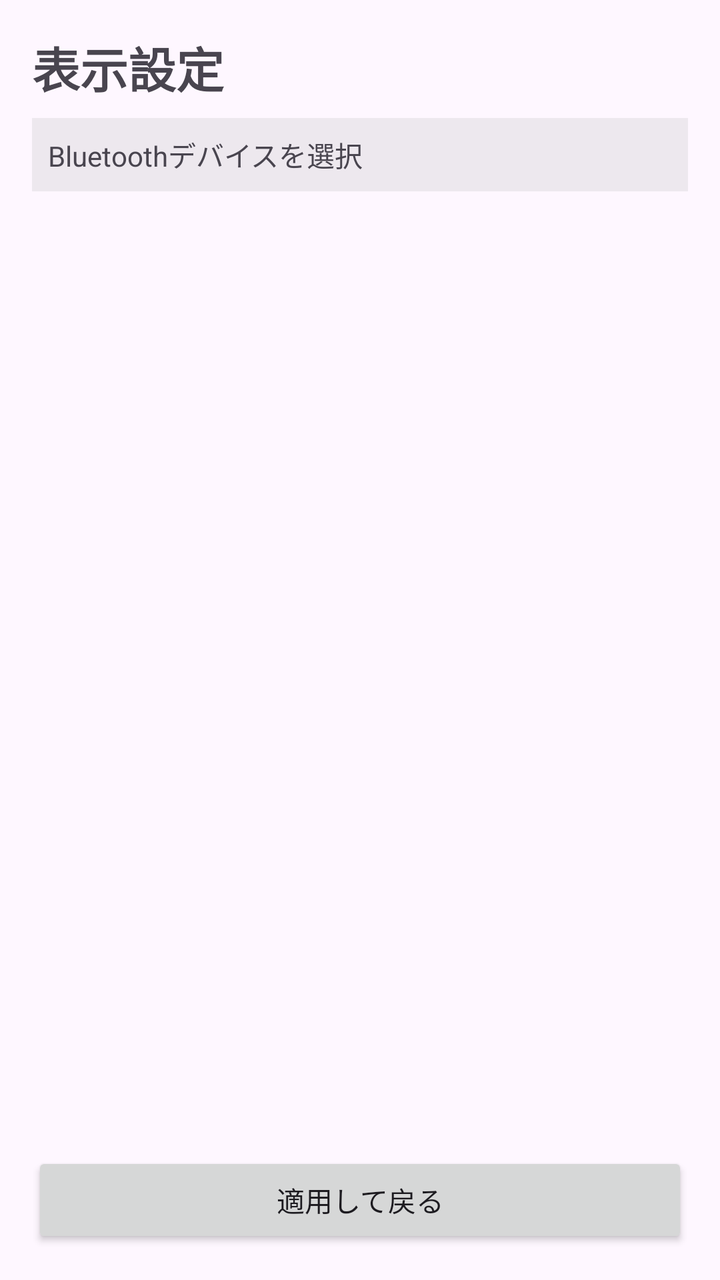
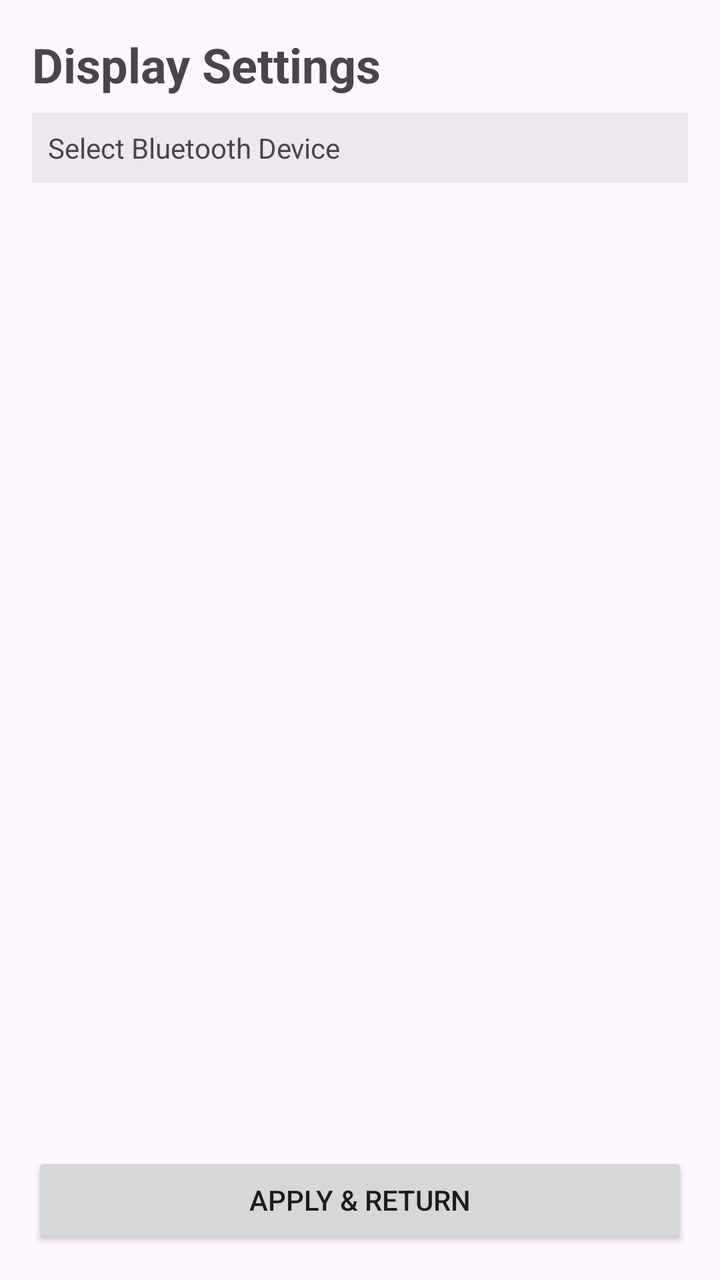

Two renders of the same Android screen: before a commit and after it. Below are the layout's source before the change and the commit's diff.
<!-- AndroidManifest.xml: application theme Theme.CockpitScope -->
<!-- res/layout/fragment_second.xml -->
<?xml version="1.0" encoding="utf-8"?>
<androidx.constraintlayout.widget.ConstraintLayout xmlns:android="http://schemas.android.com/apk/res/android"
    xmlns:app="http://schemas.android.com/apk/res-auto"
    xmlns:tools="http://schemas.android.com/tools"
    android:layout_width="match_parent"
    android:layout_height="match_parent"
    tools:context=".SecondFragment">

    <TextView
        android:id="@+id/text_title"
        android:layout_width="wrap_content"
        android:layout_height="wrap_content"
        android:layout_margin="16dp"
        android:text="表示設定"
        android:textSize="24sp"
        android:textStyle="bold"
        app:layout_constraintStart_toStartOf="parent"
        app:layout_constraintTop_toTopOf="parent" />

    <TextView
        android:id="@+id/text_bt_device"
        android:layout_width="0dp"
        android:layout_height="wrap_content"
        android:layout_marginHorizontal="16dp"
        android:layout_marginTop="8dp"
        android:padding="8dp"
        android:background="#33AAAAAA"
        android:text="Bluetoothデバイスを選択"
        app:layout_constraintEnd_toEndOf="parent"
        app:layout_constraintStart_toStartOf="parent"
        app:layout_constraintTop_toBottomOf="@id/text_title" />

    <androidx.recyclerview.widget.RecyclerView
        android:id="@+id/recycler_settings"
        android:layout_width="0dp"
        android:layout_height="0dp"
        android:layout_marginTop="8dp"
        app:layoutManager="androidx.recyclerview.widget.LinearLayoutManager"
        app:layout_constraintBottom_toTopOf="@id/button_save"
        app:layout_constraintEnd_toEndOf="parent"
        app:layout_constraintStart_toStartOf="parent"
        app:layout_constraintTop_toBottomOf="@id/text_bt_device"
        tools:listitem="@layout/item_setting" />

    <Button
        android:id="@+id/button_save"
        android:layout_width="match_parent"
        android:layout_height="wrap_content"
        android:layout_margin="16dp"
        android:text="適用して戻る"
        app:layout_constraintBottom_toBottomOf="parent"
        app:layout_constraintEnd_toEndOf="parent"
        app:layout_constraintStart_toStartOf="parent" />

</androidx.constraintlayout.widget.ConstraintLayout>
<!-- res/layout/item_setting.xml (included above) -->
<?xml version="1.0" encoding="utf-8"?>
<androidx.constraintlayout.widget.ConstraintLayout xmlns:android="http://schemas.android.com/apk/res/android"
    xmlns:app="http://schemas.android.com/apk/res-auto"
    android:layout_width="match_parent"
    android:layout_height="wrap_content"
    android:padding="16dp">

    <CheckBox
        android:id="@+id/checkbox_enabled"
        android:layout_width="wrap_content"
        android:layout_height="wrap_content"
        app:layout_constraintBottom_toBottomOf="parent"
        app:layout_constraintStart_toStartOf="parent"
        app:layout_constraintTop_toTopOf="parent" />

    <TextView
        android:id="@+id/text_label"
        android:layout_width="0dp"
        android:layout_height="wrap_content"
        android:layout_marginStart="16dp"
        android:textSize="18sp"
        app:layout_constraintBottom_toBottomOf="parent"
        app:layout_constraintEnd_toStartOf="@id/view_color"
        app:layout_constraintStart_toEndOf="@id/checkbox_enabled"
        app:layout_constraintTop_toTopOf="parent" />

    <View
        android:id="@+id/view_color"
        android:layout_width="40dp"
        android:layout_height="40dp"
        android:background="#CCCCCC"
        app:layout_constraintBottom_toBottomOf="parent"
        app:layout_constraintEnd_toEndOf="parent"
        app:layout_constraintTop_toTopOf="parent" />

</androidx.constraintlayout.widget.ConstraintLayout>
<!-- resources referenced by this layout -->
<resources>
  <style name="Theme.CockpitScope" parent="Base.Theme.CockpitScope" />
  <style name="Base.Theme.CockpitScope" parent="Theme.Material3.DayNight.NoActionBar">
          
          
      </style>
</resources>

<!-- the commit's change to res/layout/fragment_second.xml (unified diff, before → after) -->
@@ -11,7 +11,7 @@
         android:layout_width="wrap_content"
         android:layout_height="wrap_content"
         android:layout_margin="16dp"
-        android:text="表示設定"
+        android:text="@string/display_settings"
         android:textSize="24sp"
         android:textStyle="bold"
         app:layout_constraintStart_toStartOf="parent"
@@ -25,7 +25,7 @@
         android:layout_marginTop="8dp"
         android:padding="8dp"
         android:background="#33AAAAAA"
-        android:text="Bluetoothデバイスを選択"
+        android:text="@string/select_bt_device"
         app:layout_constraintEnd_toEndOf="parent"
         app:layout_constraintStart_toStartOf="parent"
         app:layout_constraintTop_toBottomOf="@id/text_title" />
@@ -47,7 +47,7 @@
         android:layout_width="match_parent"
         android:layout_height="wrap_content"
         android:layout_margin="16dp"
-        android:text="適用して戻る"
+        android:text="@string/apply_and_back"
         app:layout_constraintBottom_toBottomOf="parent"
         app:layout_constraintEnd_toEndOf="parent"
         app:layout_constraintStart_toStartOf="parent" />
<!-- resource entries referenced after the edit -->
@@ -1,5 +1,8 @@
 <!-- resources referenced by this layout -->
 <resources>
+  <string name="apply_and_back">Apply &amp; Return</string>
+  <string name="display_settings">Display Settings</string>
+  <string name="select_bt_device">Select Bluetooth Device</string>
   <style name="Theme.CockpitScope" parent="Base.Theme.CockpitScope" />
   <style name="Base.Theme.CockpitScope" parent="Theme.Material3.DayNight.NoActionBar">
           
